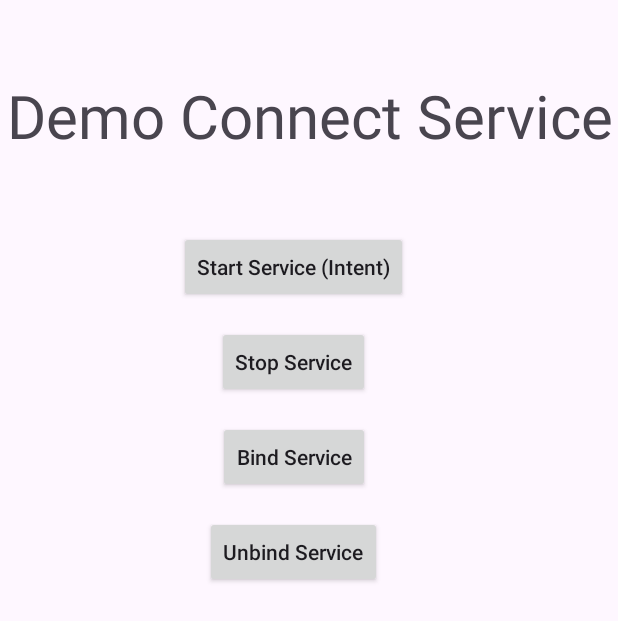
After one commit to Quyenhm03/AndroidTutorial, an Android app: the ConnectServiceActivity screen opened directly, with no data from a screen before it, on a phone screen of 412 x 824 dp. The commit adds this screen. Shown: the top 621 px of the screen. Run offline under Robolectric (Android 15) with nearby library versions, the phone set to English and light mode, and no system bars; libraries missing offline, so code that uses them is left out: org.checkerframework.checker.

Commit message:
push code 10-11

```diff
--- a/app/build.gradle.kts
+++ b/app/build.gradle.kts
@@ -62,4 +62,6 @@ dependencies {
     implementation(project(":billing"))
     implementation("androidx.activity:activity-ktx:1.9.0")
     implementation("org.greenrobot:eventbus:3.3.1")
+    implementation("androidx.lifecycle:lifecycle-viewmodel-ktx:2.8.0")
+    implementation("androidx.fragment:fragment-ktx:1.8.0")
 }
--- /dev/null
+++ b/app/src/main/java/com/eco/musicplayer/audioplayer/music/activityandservice/ConnectServiceActivity.kt
@@ -0,0 +1,94 @@
+package com.eco.musicplayer.audioplayer.music.activityandservice
+
+import android.content.BroadcastReceiver
+import android.content.ComponentName
+import android.content.Context
+import android.content.Intent
+import android.content.IntentFilter
+import android.content.ServiceConnection
+import android.os.Bundle
+import android.os.IBinder
+import android.util.Log
+import android.widget.Toast
+import androidx.activity.enableEdgeToEdge
+import androidx.appcompat.app.AppCompatActivity
+import androidx.core.view.ViewCompat
+import androidx.core.view.WindowInsetsCompat
+import com.eco.musicplayer.audioplayer.music.R
+import com.eco.musicplayer.audioplayer.music.databinding.ActivityDemoConnectServiceBinding
+import org.checkerframework.checker.units.qual.A
+
+class ConnectServiceActivity : AppCompatActivity() {
+
+    private var learnService: LearnService? = null
+    private var isBound = false
+
+    private lateinit var binding: ActivityDemoConnectServiceBinding
+
+    private val connection = object : ServiceConnection {
+        override fun onServiceConnected(name: ComponentName?, service: IBinder?) {
+            val binder = service as LearnService.MyBinder
+            learnService = binder.getService()
+            isBound = true
+            Toast.makeText(this@ConnectServiceActivity, learnService?.sayHello(), Toast.LENGTH_SHORT).show()
+        }
+
+        override fun onServiceDisconnected(name: ComponentName?) {
+            isBound = false
+        }
+
+    }
+
+    private val receiver = object : BroadcastReceiver() {
+        override fun onReceive(context: Context?, intent: Intent?) {
+            val msg = intent?.getStringExtra("msg")
+            Toast.makeText(this@ConnectServiceActivity, msg, Toast.LENGTH_LONG).show()
+            Log.d("ConnectServiceActivity", "Broadcast received: $msg")
+        }
+
+    }
+
+    override fun onCreate(savedInstanceState: Bundle?) {
+        super.onCreate(savedInstanceState)
+
+        binding = ActivityDemoConnectServiceBinding.inflate(layoutInflater)
+        setContentView(binding.root)
+
+        // register broadcast receiver
+        registerReceiver(receiver, IntentFilter("com.eco.musicplayer.audioplayer.music.activityandservice.MESSAGE"))
+
+        solveOnClick()
+    }
+
+    fun solveOnClick() {
+        binding.btnStartService.setOnClickListener {
+            val intent = Intent(this, LearnService::class.java)
+            startService(intent)
+        }
+
+        binding.btnStopService.setOnClickListener {
+            val intent = Intent(this, LearnService::class.java)
+            stopService(intent)
+        }
+
+        binding.btnBindService.setOnClickListener {
+            val intent = Intent(this, LearnService::class.java)
+            bindService(intent, connection, Context.BIND_AUTO_CREATE)
+        }
+
+        binding.btnUnbindService.setOnClickListener {
+            if (isBound) {
+                unbindService(connection)
+                isBound = false
+            }
+        }
+    }
+
+    override fun onDestroy() {
+        super.onDestroy()
+        unregisterReceiver(receiver)
+        if (isBound) {
+            unbindService(connection)
+        }
+    }
+}
--- /dev/null
+++ b/app/src/main/res/layout/activity_demo_connect_service.xml
@@ -0,0 +1,62 @@
+<?xml version="1.0" encoding="utf-8"?>
+<LinearLayout xmlns:android="http://schemas.android.com/apk/res/android"
+    xmlns:tools="http://schemas.android.com/tools"
+    android:id="@+id/main"
+    android:layout_width="match_parent"
+    android:layout_height="match_parent"
+    android:orientation="vertical"
+    tools:context="activity.ActivityA">
+
+    <TextView
+        android:id="@+id/txt_count"
+        android:layout_width="match_parent"
+        android:layout_height="wrap_content"
+        android:textSize="40sp"
+        android:text="Demo Connect Service"
+        android:gravity="center_horizontal"
+        android:layout_marginTop="50dp"
+        android:layout_marginBottom="50dp"/>
+
+    <LinearLayout
+        android:layout_width="match_parent"
+        android:layout_height="wrap_content"
+        android:orientation="vertical"
+        android:gravity="center_horizontal">
+
+        <androidx.appcompat.widget.AppCompatButton
+            android:id="@+id/btnStartService"
+            android:layout_width="wrap_content"
+            android:layout_height="wrap_content"
+            android:layout_marginEnd="10dp"
+            android:layout_marginBottom="15dp"
+            android:text="Start Service (Intent)"
+            android:textAllCaps="false"/>
+
+        <androidx.appcompat.widget.AppCompatButton
+            android:id="@+id/btnStopService"
+            android:layout_width="wrap_content"
+            android:layout_height="wrap_content"
+            android:layout_marginEnd="10dp"
+            android:layout_marginBottom="15dp"
+            android:text="Stop Service"
+            android:textAllCaps="false"/>
+
+        <androidx.appcompat.widget.AppCompatButton
+            android:id="@+id/btnBindService"
+            android:layout_width="wrap_content"
+            android:layout_height="wrap_content"
+            android:layout_marginEnd="10dp"
+            android:layout_marginBottom="15dp"
+            android:text="Bind Service"
+            android:textAllCaps="false"/>
+
+        <androidx.appcompat.widget.AppCompatButton
+            android:id="@+id/btnUnbindService"
+            android:layout_width="wrap_content"
+            android:layout_height="wrap_content"
+            android:layout_marginEnd="10dp"
+            android:layout_marginBottom="15dp"
+            android:text="Unbind Service"
+            android:textAllCaps="false"/>
+    </LinearLayout>
+</LinearLayout>
```
Also changed, not shown: app/src/main/AndroidManifest.xml (+16 -11 lines), app/src/main/java/com/eco/musicplayer/audioplayer/music/activity/ActivityA.kt (+13 -1 lines), app/src/main/java/com/eco/musicplayer/audioplayer/music/activityandfragment/NameActivity.kt (added, +49 -0 lines), app/src/main/java/com/eco/musicplayer/audioplayer/music/activityandfragment/NameFragment.kt (added, +73 -0 lines), app/src/main/java/com/eco/musicplayer/audioplayer/music/activityandfragment/NameViewModel.kt (added, +22 -0 lines), app/src/main/java/com/eco/musicplayer/audioplayer/music/activityandservice/LearnService.kt (added, +48 -0 lines), app/src/main/res/layout/activity_a.xml (+36 -3 lines), app/src/main/res/layout/activity_connect_fragment.xml (added, +58 -0 lines), app/src/main/res/layout/fragment_name.xml (added, +29 -0 lines).
